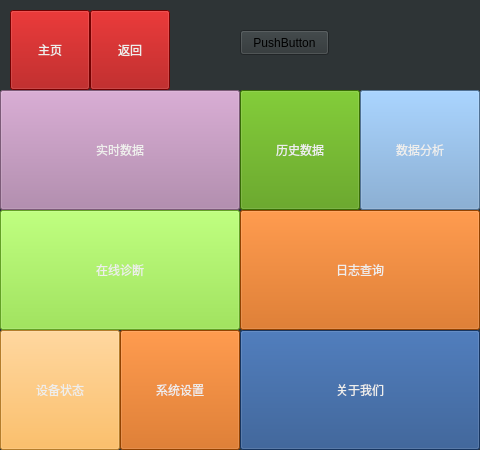
Above: formmain.ui from taoxuMemo/Edit before the change. Below: the same form after it.
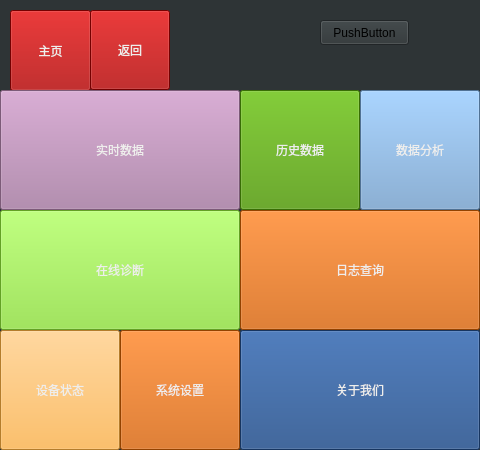
That is the form after the change.

```diff
--- a/formmain.ui
+++ b/formmain.ui
@@ -52,8 +52,8 @@
      <rect>
       <x>10</x>
       <y>10</y>
-      <width>80</width>
-      <height>80</height>
+      <width>81</width>
+      <height>81</height>
      </rect>
     </property>
     <property name="styleSheet">
@@ -205,8 +205,8 @@
    <widget class="QPushButton" name="pushButton">
     <property name="geometry">
      <rect>
-      <x>240</x>
-      <y>30</y>
+      <x>320</x>
+      <y>20</y>
       <width>89</width>
       <height>25</height>
      </rect>
```
